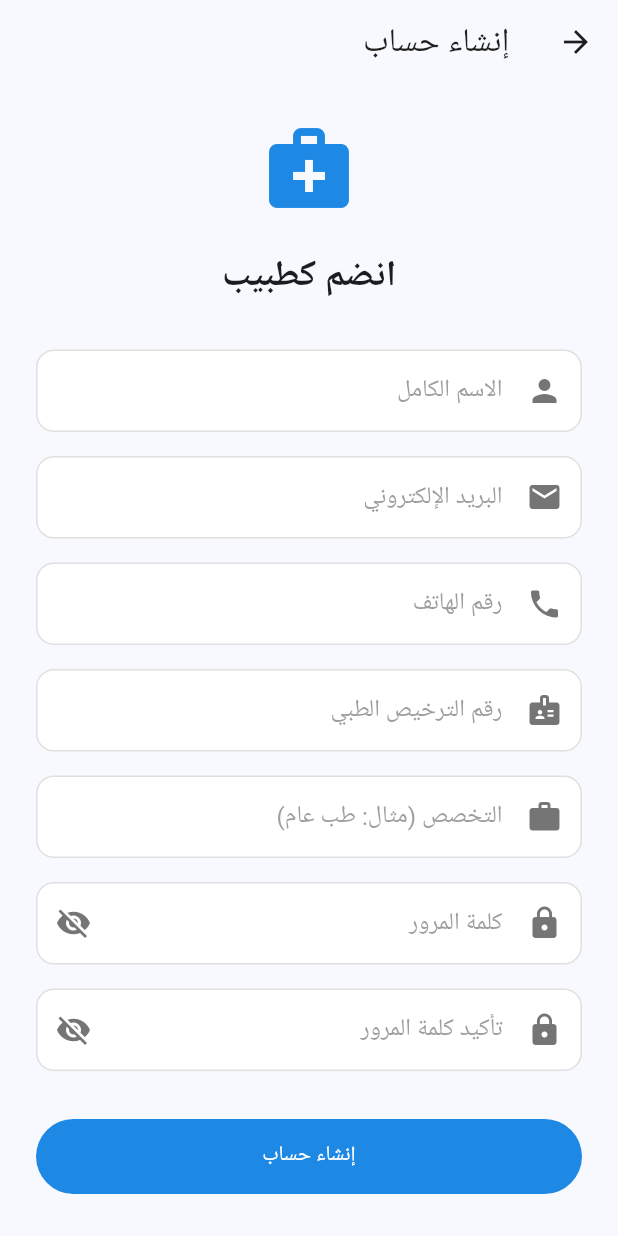
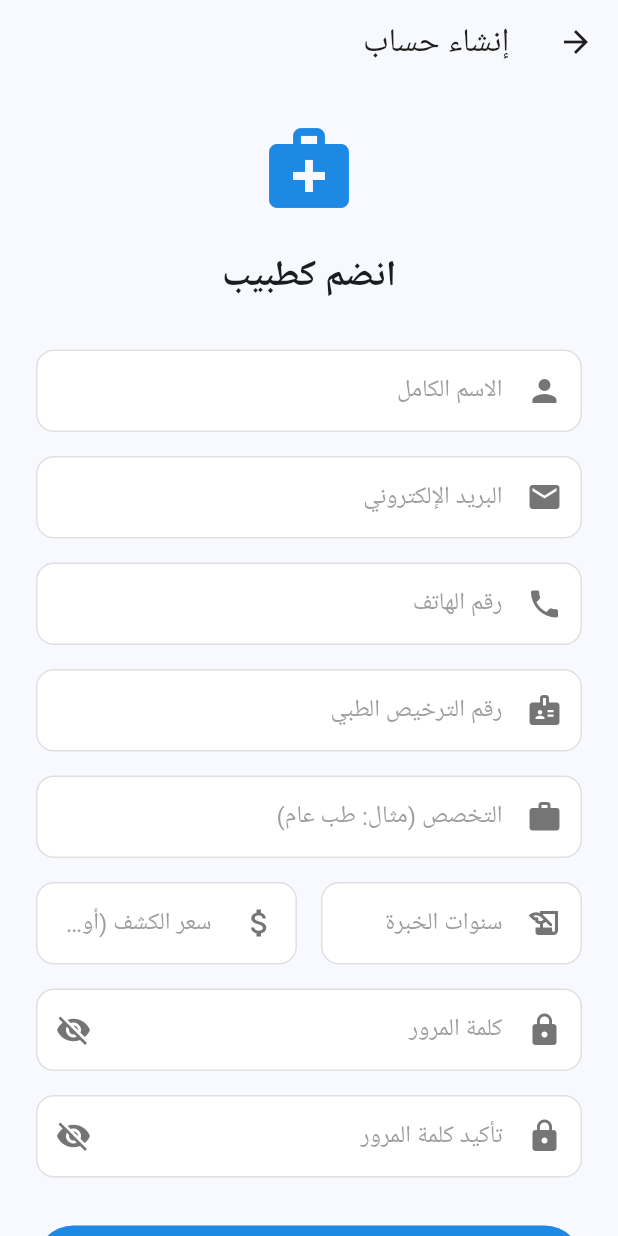
Before and after one commit to saadmeiloude/Tabibak, a Flutter app: the DoctorRegisterScreen screen opened by its route, on a phone screen of 412 x 824 dp. Run offline on Flutter 3.47's test engine with Material 3 defaults, Android fonts, the phone set to English and light mode, and no system bars; our stand-ins replace file_picker, google_fonts, image_picker, shared_preferences; accounts and stored records are empty; Roboto replaces fonts that are missing (Arial, sans-serif).

Commit message:
petite changement

```diff
--- a/lib/screens/doctor/doctor_register_screen.dart
+++ b/lib/screens/doctor/doctor_register_screen.dart
@@ -23,6 +23,8 @@ class _DoctorRegisterScreenState extends State<DoctorRegisterScreen> {
   final _confirmPasswordController = TextEditingController();
   final _licenseController = TextEditingController();
   final _specializationController = TextEditingController();
+  final _experienceController = TextEditingController();
+  final _feeController = TextEditingController();
 
   bool _obscurePassword = true;
   bool _obscureConfirmPassword = true;
@@ -37,6 +39,8 @@ class _DoctorRegisterScreenState extends State<DoctorRegisterScreen> {
     _confirmPasswordController.dispose();
     _licenseController.dispose();
     _specializationController.dispose();
+    _experienceController.dispose();
+    _feeController.dispose();
     super.dispose();
   }
 
@@ -53,6 +57,8 @@ class _DoctorRegisterScreenState extends State<DoctorRegisterScreen> {
         phone: _phoneController.text.trim(),
         licenseNumber: _licenseController.text.trim(),
         specialization: _specializationController.text.trim(),
+        consultationFee: double.tryParse(_feeController.text.trim()) ?? 0.0,
+        experienceYears: int.tryParse(_experienceController.text.trim()) ?? 0,
       );
 
       if (mounted) {
@@ -166,6 +172,31 @@ class _DoctorRegisterScreenState extends State<DoctorRegisterScreen> {
                 ),
                 const SizedBox(height: 16),
 
+                Row(
+                  children: [
+                    Expanded(
+                      child: CustomTextField(
+                        hintText: 'سنوات الخبرة',
+                        controller: _experienceController,
+                        prefixIcon: Icons.history_edu,
+                        keyboardType: TextInputType.number,
+                        validator: (v) => v!.isEmpty ? 'مطلوب' : null,
+                      ),
+                    ),
+                    const SizedBox(width: 16),
+                    Expanded(
+                      child: CustomTextField(
+                        hintText: ' سعر الكشف (أوقية)',
+                        controller: _feeController,
+                        prefixIcon: Icons.attach_money,
+                        keyboardType: TextInputType.number,
+                        validator: (v) => v!.isEmpty ? 'مطلوب' : null,
+                      ),
+                    ),
+                  ],
+                ),
+                const SizedBox(height: 16),
+
                 // Password
                 CustomTextField(
                   hintText: loc?.password ?? 'كلمة المرور',
--- a/lib/services/auth_service.dart
+++ b/lib/services/auth_service.dart
@@ -190,6 +190,8 @@ class AuthService {
     required String phone,
     required String licenseNumber,
     required String specialization,
+    required double consultationFee,
+    required int experienceYears,
     String? dateOfBirth,
     String? gender,
     String? address,
@@ -205,6 +207,8 @@ class AuthService {
           'phone': phone,
           'license_number': licenseNumber,
           'specialization': specialization,
+          'consultation_fee': consultationFee,
+          'experience_years': experienceYears,
           'date_of_birth': dateOfBirth,
           'gender': gender,
           'address': address,
```
Also changed, not shown: 2 other files.
